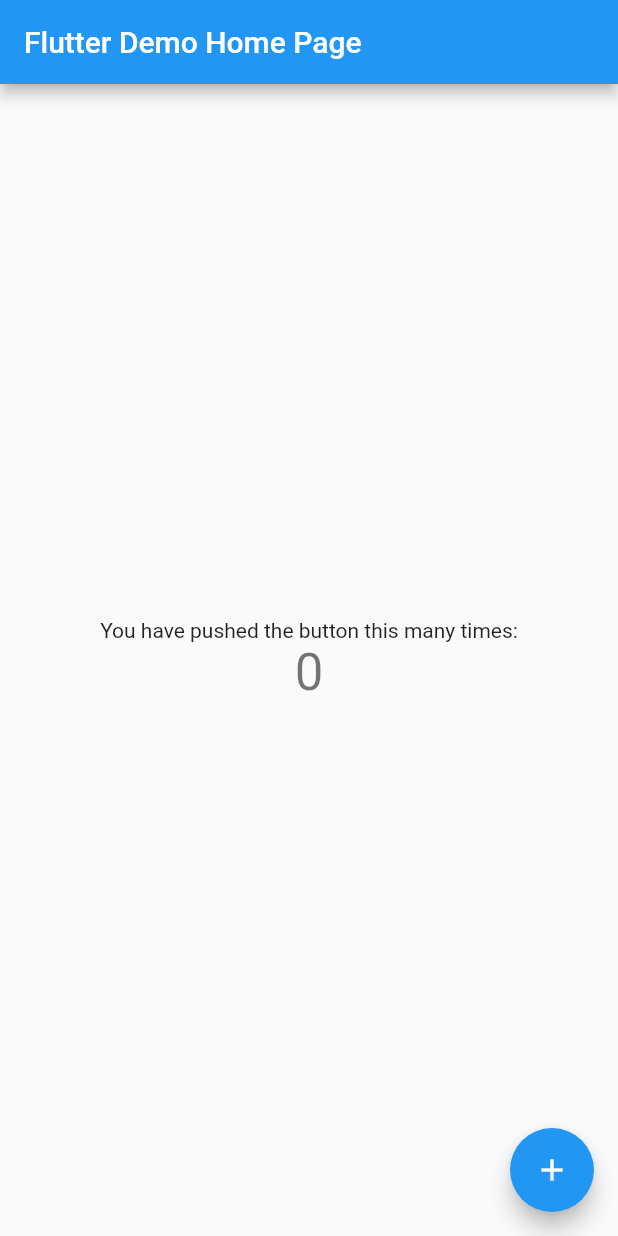
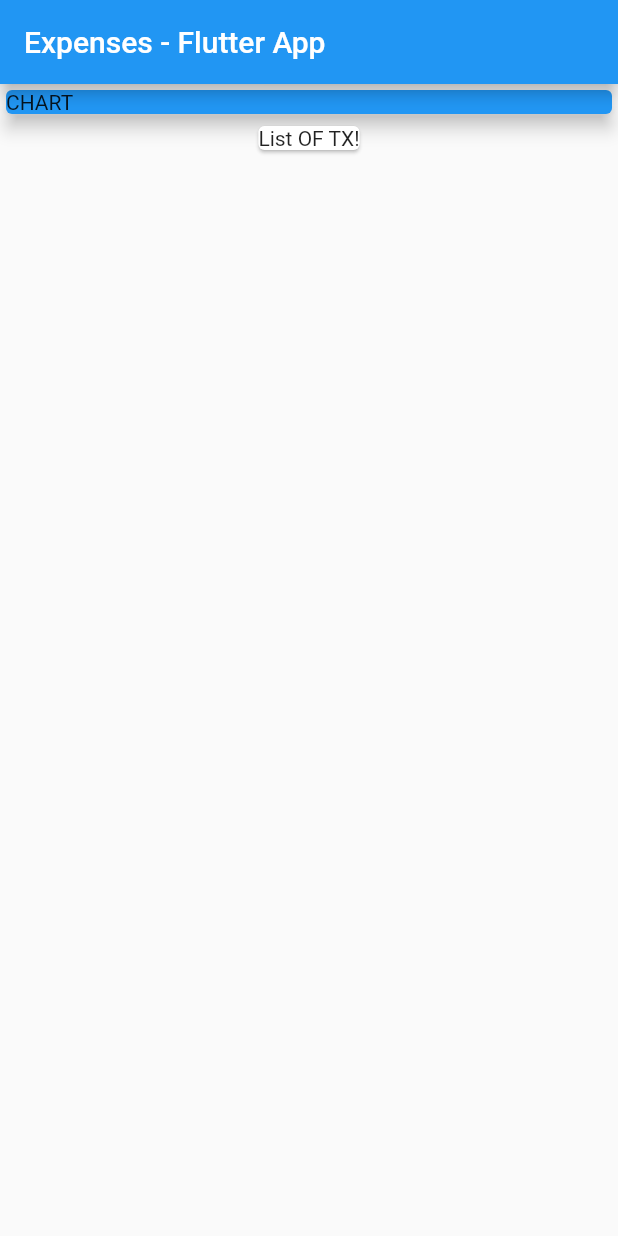
Before and after one commit to Julio-Borri/Flutter_ExpensesApp, a Flutter app: the screen it shows after launch, on a phone screen of 412 x 824 dp. Run offline on Flutter 3.47's test engine with Material 2 defaults, Android fonts, the phone set to English and light mode, and no system bars.

Commit message:
Initial modifications

```diff
--- a/lib/main.dart
+++ b/lib/main.dart
@@ -1,111 +1,56 @@
 import 'package:flutter/material.dart';
+
+import './transaction.dart';
 
 void main() => runApp(MyApp());
 
 class MyApp extends StatelessWidget {
-  // This widget is the root of your application.
   @override
   Widget build(BuildContext context) {
     return MaterialApp(
-      title: 'Flutter Demo',
-      theme: ThemeData(
-        // This is the theme of your application.
-        //
-        // Try running your application with "flutter run". You'll see the
-        // application has a blue toolbar. Then, without quitting the app, try
-        // changing the primarySwatch below to Colors.green and then invoke
-        // "hot reload" (press "r" in the console where you ran "flutter run",
-        // or simply save your changes to "hot reload" in a Flutter IDE).
-        // Notice that the counter didn't reset back to zero; the application
-        // is not restarted.
-        primarySwatch: Colors.blue,
-      ),
-      home: MyHomePage(title: 'Flutter Demo Home Page'),
+      title: 'Expenses App',
+      home: MyHomePage(),
     );
   }
 }
 
-class MyHomePage extends StatefulWidget {
-  MyHomePage({Key key, this.title}) : super(key: key);
-
-  // This widget is the home page of your application. It is stateful, meaning
-  // that it has a State object (defined below) that contains fields that affect
-  // how it looks.
-
-  // This class is the configuration for the state. It holds the values (in this
-  // case the title) provided by the parent (in this case the App widget) and
-  // used by the build method of the State. Fields in a Widget subclass are
-  // always marked "final".
-
-  final String title;
-
-  @override
-  _MyHomePageState createState() => _MyHomePageState();
-}
-
-class _MyHomePageState extends State<MyHomePage> {
-  int _counter = 0;
-
-  void _incrementCounter() {
-    setState(() {
-      // This call to setState tells the Flutter framework that something has
-      // changed in this State, which causes it to rerun the build method below
-      // so that the display can reflect the updated values. If we changed
-      // _counter without calling setState(), then the build method would not be
-      // called again, and so nothing would appear to happen.
-      _counter++;
-    });
-  }
+class MyHomePage extends StatelessWidget {
+  final List<Transaction> transaction = [
+    Transaction(
+      id: 't1',
+      title: 'New Shoes',
+      amount: 69.99,
+      date: DateTime.now(),
+    ),
+    Transaction(
+      id: 't2',
+      title: 'Weekly Groceries',
+      amount: 16.53,
+      date: DateTime.now(),
+    )
+  ];
 
   @override
   Widget build(BuildContext context) {
-    // This method is rerun every time setState is called, for instance as done
-    // by the _incrementCounter method above.
-    //
-    // The Flutter framework has been optimized to make rerunning build methods
-    // fast, so that you can just rebuild anything that needs updating rather
-    // than having to individually change instances of widgets.
     return Scaffold(
       appBar: AppBar(
-        // Here we take the value from the MyHomePage object that was created by
-        // the App.build method, and use it to set our appbar title.
-        title: Text(widget.title),
+        title: Text('Expenses - Flutter App'),
       ),
-      body: Center(
-        // Center is a layout widget. It takes a single child and positions it
-        // in the middle of the parent.
-        child: Column(
-          // Column is also a layout widget. It takes a list of children and
-          // arranges them vertically. By default, it sizes itself to fit its
-          // children horizontally, and tries to be as tall as its parent.
-          //
-          // Invoke "debug painting" (press "p" in the console, choose the
-          // "Toggle Debug Paint" action from the Flutter Inspector in Android
-          // Studio, or the "Toggle Debug Paint" command in Visual Studio Code)
-          // to see the wireframe for each widget.
-          //
-          // Column has various properties to control how it sizes itself and
-          // how it positions its children. Here we use mainAxisAlignment to
-          // center the children vertically; the main axis here is the vertical
-          // axis because Columns are vertical (the cross axis would be
-          // horizontal).
-          mainAxisAlignment: MainAxisAlignment.center,
-          children: <Widget>[
-            Text(
-              'You have pushed the button this many times:',
+      body: Column(
+        children: <Widget>[
+          Container(
+            width: double.infinity,
+            child: Card(
+              color: Colors.blue,
+              child: Text('CHART'),
+              elevation: 5,
             ),
-            Text(
-              '$_counter',
-              style: Theme.of(context).textTheme.display1,
-            ),
-          ],
-        ),
+          ),
+          Card(
+            child: Text('List OF TX!'),
+          )
+        ],
       ),
-      floatingActionButton: FloatingActionButton(
-        onPressed: _incrementCounter,
-        tooltip: 'Increment',
-        child: Icon(Icons.add),
-      ), // This trailing comma makes auto-formatting nicer for build methods.
     );
   }
 }
--- /dev/null
+++ b/lib/transaction.dart
@@ -0,0 +1,15 @@
+import 'package:flutter/foundation.dart';
+
+class Transaction {
+  final String id;
+  final String title;
+  final double amount;
+  final DateTime date;
+
+  Transaction({
+    @required this.id,
+    @required this.title,
+    @required this.amount,
+    @required this.date,
+  });
+}
```
